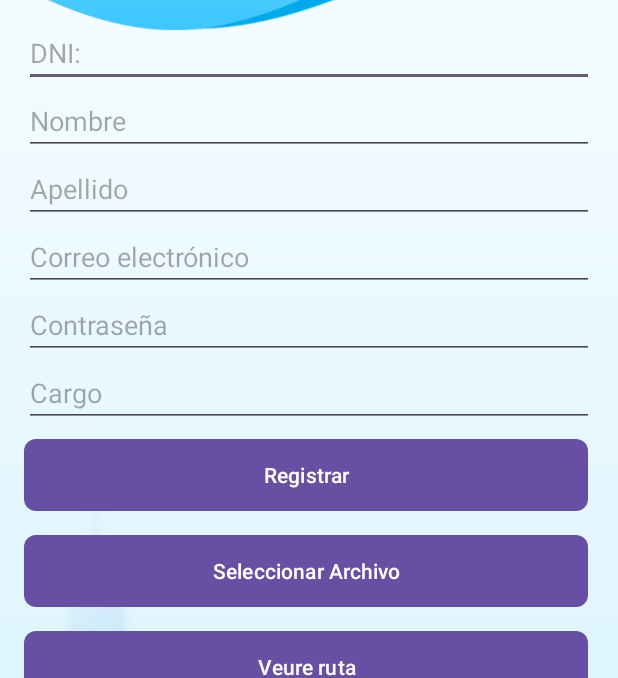
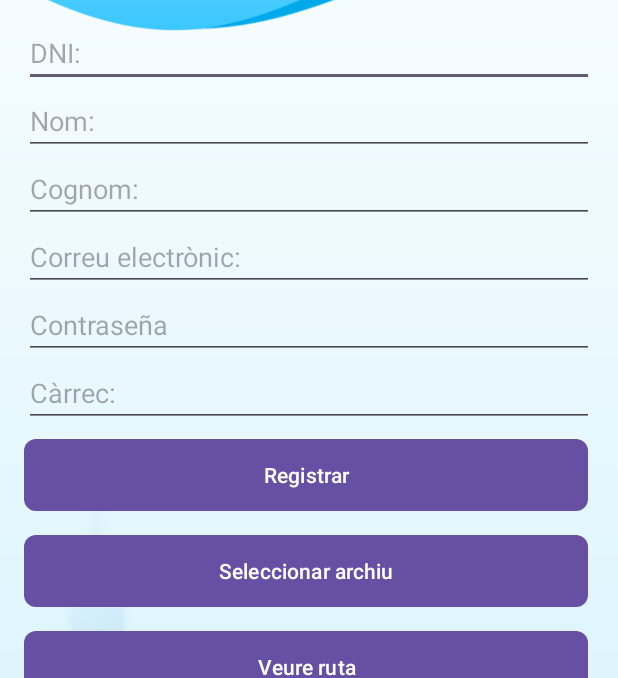
Before and after one commit to abdel1311fatah/App-Gestio-Fichar, an Android app: the Register screen opened directly, with no data from a screen before it, on a phone screen of 412 x 824 dp. Shown: the part 163-841 px from the top of the screen. Run offline under Robolectric (Android 15) with nearby library versions, the phone set to English and light mode, and no system bars; our stand-ins replace Firebase (no records; nobody signed in at launch, a user with empty details on screens opened directly).

Commit message:
IdiomaFix
Catalá y arreglar faltes d'ortografia, BOOOOOMBOCLAT.

```diff
--- a/app/src/main/res/layout/activity_main.xml
+++ b/app/src/main/res/layout/activity_main.xml
@@ -42,7 +42,7 @@
         android:layout_marginEnd="16dp"
         android:background="@drawable/custom_button_background"
         android:onClick="goToLogin"
-        android:text="Login"
+        android:text="Loguejar"
         android:textColor="@color/white"
         android:textSize="20sp"
         app:layout_constraintBottom_toBottomOf="parent"
@@ -60,7 +60,7 @@
         android:layout_marginEnd="16dp"
         android:background="@drawable/custom_button_background"
         android:onClick="goToRegister"
-        android:text="Register"
+        android:text="Registrar"
         android:textColor="@color/white"
         android:textSize="20sp"
         app:layout_constraintBottom_toBottomOf="parent"
--- a/app/src/main/res/layout/activity_register.xml
+++ b/app/src/main/res/layout/activity_register.xml
@@ -24,32 +24,32 @@
         android:id="@+id/editTextNombre"
         android:layout_width="match_parent"
         android:layout_height="wrap_content"
-        android:hint="Nombre"
+        android:hint="Nom:"
         app:layout_constraintBottom_toBottomOf="parent"
         app:layout_constraintEnd_toEndOf="parent"
         app:layout_constraintStart_toStartOf="parent"
-        app:layout_constraintTop_toTopOf="parent"/>
+        app:layout_constraintTop_toTopOf="parent" />
 
     <EditText
         android:id="@+id/editTextApellido"
         android:layout_width="match_parent"
         android:layout_height="wrap_content"
-        android:hint="Apellido"
+        android:hint="Cognom:"
         app:layout_constraintBottom_toBottomOf="parent"
         app:layout_constraintEnd_toEndOf="parent"
         app:layout_constraintStart_toStartOf="parent"
-        app:layout_constraintTop_toTopOf="parent"/>
+        app:layout_constraintTop_toTopOf="parent" />
 
     <EditText
         android:id="@+id/editTextEmail"
         android:layout_width="match_parent"
         android:layout_height="wrap_content"
-        android:hint="Correo electrónico"
+        android:hint="Correu electrònic:"
         android:inputType="textEmailAddress"
         app:layout_constraintBottom_toBottomOf="parent"
         app:layout_constraintEnd_toEndOf="parent"
         app:layout_constraintStart_toStartOf="parent"
-        app:layout_constraintTop_toTopOf="parent"/>
+        app:layout_constraintTop_toTopOf="parent" />
 
     <EditText
         android:id="@+id/editTextContrasena"
@@ -67,12 +67,12 @@
         android:layout_width="match_parent"
         android:layout_height="wrap_content"
         android:ems="10"
-        android:hint="Cargo"
+        android:hint="Càrrec:"
         android:inputType="text"
         app:layout_constraintBottom_toBottomOf="parent"
         app:layout_constraintEnd_toEndOf="parent"
         app:layout_constraintStart_toStartOf="parent"
-        app:layout_constraintTop_toTopOf="parent"/>
+        app:layout_constraintTop_toTopOf="parent" />
 
     <Button
         android:id="@+id/buttonRegister"
@@ -96,11 +96,11 @@
         android:layout_weight="0"
         android:background="@drawable/custom_button_background"
         android:onClick="openFilePicker"
-        android:text="Seleccionar Archivo"
+        android:text="Seleccionar archiu"
         app:layout_constraintBottom_toBottomOf="parent"
         app:layout_constraintEnd_toEndOf="parent"
         app:layout_constraintStart_toStartOf="parent"
-        app:layout_constraintTop_toTopOf="parent"/>
+        app:layout_constraintTop_toTopOf="parent" />
 
     <Button
         android:id="@+id/button"
```
Also changed, not shown: app/src/main/res/layout/activity_crud.xml (+4 -4 lines), app/src/main/res/layout/activity_login.xml (+4 -4 lines).
